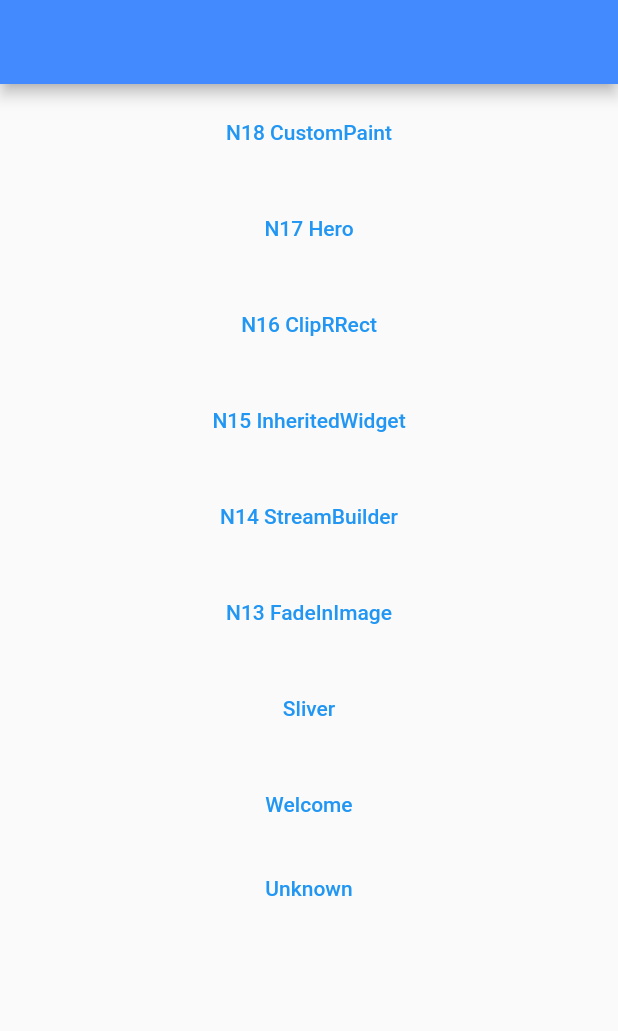
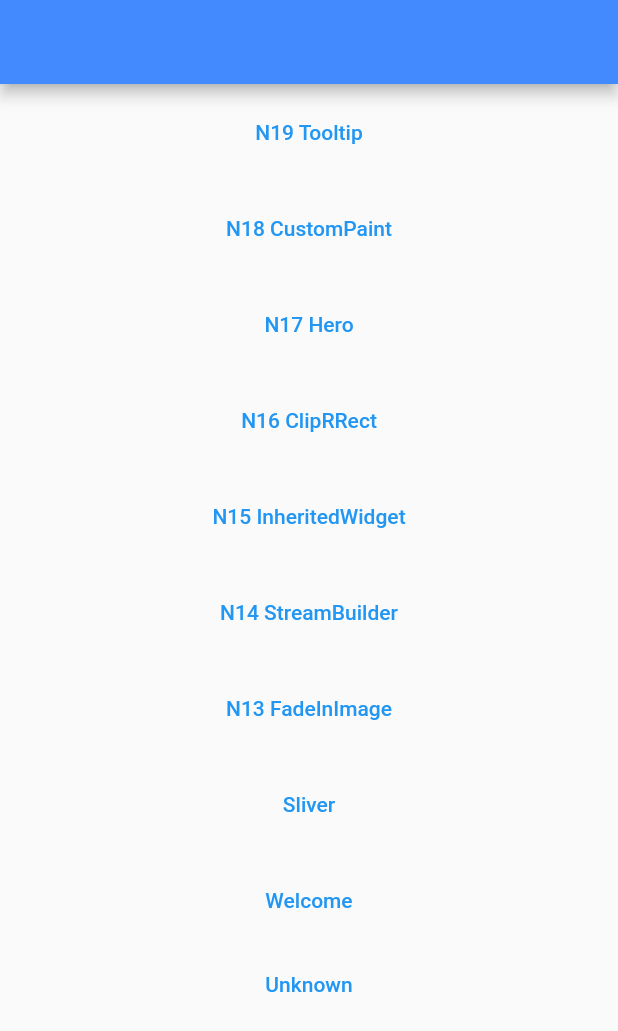
Before and after one commit to ychsue/my_flutter_test, a Flutter app: the screen it shows after launch, on a phone screen of 412 x 824 dp. Shown: the top 1031 px of the screen. Run offline on Flutter 3.47's test engine with Material 2 defaults, Android fonts, the light colour scheme and no system bars; our stand-ins replace bloc, flutter_bloc, get, transparent_image; Roboto replaces fonts that are missing (Georgia).

Commit message:
試了 `Tooltip` 與 `FittedBox`

```diff
--- a/lib/src/route/app_pages.dart
+++ b/lib/src/route/app_pages.dart
@@ -6,6 +6,7 @@ import 'package:test2/src/route/main_screens/n16_clip_r_rect_screen.dart';
 import 'package:test2/src/route/main_screens/n17/n17_first.dart';
 import 'package:test2/src/route/main_screens/n17/n17_hero_screen.dart';
 import 'package:test2/src/route/main_screens/n18/n18_custom_paint_screen.dart';
+import 'package:test2/src/route/main_screens/n19_20_tooltip_fitted_box_screen.dart';
 import 'package:test2/src/route/main_screens/sliver_screen.dart';
 import 'package:test2/src/route/main_screens/unknown_screen.dart';
 import 'package:test2/src/route/main_screens/welcome_screen.dart';
@@ -24,10 +25,15 @@ enum Routes {
   n17_hero_screen,
   n17_first,
   n18_custom_paint,
+  n19_tooltip,
 }
 
 abstract class AppPages {
   static final pages = [
+    GetPage(
+      name: Routes.n19_tooltip.toLocation,
+      page: () => N19TooltipScreen(),
+    ),
     GetPage(
         name: Routes.n18_custom_paint.toLocation,
         page: () => N18CustomPaintScreen()),
--- a/lib/src/route/main_screens/get_home_screen.dart
+++ b/lib/src/route/main_screens/get_home_screen.dart
@@ -14,6 +14,13 @@ class GetHomeScreen extends StatelessWidget {
           child: Container(
         child: ListView(
           children: [
+                        Container(
+              margin: EdgeInsets.all(8.0),
+              child: TextButton(
+                  onPressed: () => Get.toNamed(Routes.n19_tooltip.toLocation),
+                  child: Text("N19 Tooltip")),
+            ),
+
             Container(
               margin: EdgeInsets.all(8.0),
               child: TextButton(
```
Also changed, not shown: lib/src/route/main_screens/n19_20_tooltip_fitted_box_screen.dart (added, +50 -0 lines), 1 other file.
